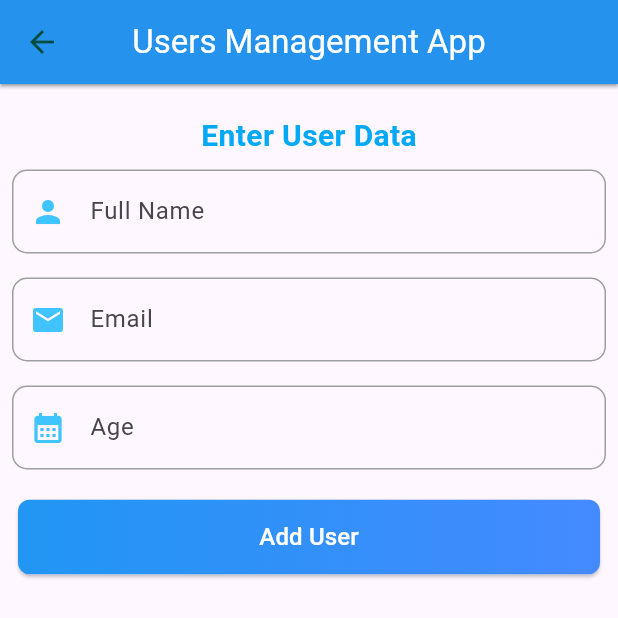
After one commit to Sprints-Flutter-Bootcamp/Users-Info, a Flutter app: the screen it shows after launch, after a tap on "Add User", on a phone screen of 412 x 824 dp, the top half of it. The commit adds this screen. Run offline on Flutter 3.47's test engine with Material 3 defaults, Android fonts, the phone set to English and light mode, and no system bars; our stand-ins replace cloud_firestore, dio, firebase_core; accounts and stored records are empty; network calls fail.

Commit message:
added firebase firestore function to add users

```diff
--- a/lib/main.dart
+++ b/lib/main.dart
@@ -1,6 +1,12 @@
 import 'package:empm/my_app.dart';
 import 'package:flutter/material.dart';
+import 'package:firebase_core/firebase_core.dart';
+import 'firebase_options.dart';
 
-void main() {
+void main() async {
+  WidgetsFlutterBinding.ensureInitialized();
+  await Firebase.initializeApp(
+    options: DefaultFirebaseOptions.currentPlatform,
+  );
   runApp(const MyApp());
 }
--- /dev/null
+++ b/lib/models/firebase/user_model_firebase.dart
@@ -0,0 +1,33 @@
+import 'package:cloud_firestore/cloud_firestore.dart';
+
+class FirebaseUser {
+  final String? name;
+  final String? email;
+  final String? age;
+
+  FirebaseUser({
+    this.name,
+    this.email,
+    this.age,
+  });
+
+  factory FirebaseUser.fromFirestore(
+    DocumentSnapshot<Map<String, dynamic>> snapshot,
+    // SnapshotOptions? options,
+  ) {
+    final data = snapshot.data();
+    return FirebaseUser(
+      name: data?['name'],
+      email: data?['email'],
+      age: data?['age'],
+    );
+  }
+
+  Map<String, dynamic> toFirestore() {
+    return {
+      if (name != null) "name": name,
+      if (email != null) "email": email,
+      if (age != null) "age": age
+    };
+  }
+}
--- a/lib/my_app.dart
+++ b/lib/my_app.dart
@@ -1,6 +1,5 @@
+import 'package:empm/views/home_page.dart';
 import 'package:flutter/material.dart';
-
-import 'views/home_page.dart';
 
 class MyApp extends StatelessWidget {
   const MyApp({super.key});
@@ -15,7 +14,7 @@ class MyApp extends StatelessWidget {
         colorScheme: ColorScheme.fromSeed(seedColor: Colors.deepPurple),
         useMaterial3: true,
       ),
-      home: const HomePage(title: 'Flutter Demo Home Page'),
+      home: const HomePage(),
     );
   }
 }
--- /dev/null
+++ b/lib/views/add_user_page.dart
@@ -0,0 +1,100 @@
+import 'package:cloud_firestore/cloud_firestore.dart';
+import 'package:empm/models/firebase/user_model_firebase.dart';
+import 'package:empm/widgets/my_app_bar.dart';
+import 'package:empm/widgets/my_button.dart';
+import 'package:empm/widgets/my_text_field.dart';
+import 'package:flutter/material.dart';
+
+class AddUserPage extends StatefulWidget {
+  const AddUserPage({super.key});
+
+  @override
+  State<AddUserPage> createState() => _AddUserPageState();
+}
+
+class _AddUserPageState extends State<AddUserPage> {
+  GlobalKey<FormState> formKey = GlobalKey<FormState>();
+  TextEditingController fullNameController = TextEditingController();
+  TextEditingController emailController = TextEditingController();
+  TextEditingController AgeController = TextEditingController();
+
+  @override
+  Widget build(BuildContext context) {
+    return Scaffold(
+      appBar: myAppBar(context, "Users Management App"),
+      body: SingleChildScrollView(
+        child: Column(
+          mainAxisAlignment: MainAxisAlignment.center,
+          crossAxisAlignment: CrossAxisAlignment.center,
+          children: [
+            const SizedBox(height: 20),
+            const Text(
+              "Enter User Data",
+              style: TextStyle(
+                  fontSize: 20,
+                  fontWeight: FontWeight.bold,
+                  color: Colors.lightBlue),
+            ),
+            Form(
+              child: Column(
+                children: [
+                  MyTextField(
+                    controller: fullNameController,
+                    label: "Full Name",
+                    labelIcon: Icons.person,
+                    isPassword: false,
+                  ),
+                  MyTextField(
+                    controller: emailController,
+                    label: "Email",
+                    labelIcon: Icons.email,
+                    isPassword: false,
+                  ),
+                  MyTextField(
+                    controller: AgeController,
+                    label: "Age",
+                    labelIcon: Icons.calendar_month,
+                    isPassword: false,
+                  ),
+                  myButton("Add User", () async {
+                    final new_user = FirebaseUser(
+                      name: fullNameController.text,
+                      email: emailController.text,
+                      age: AgeController.text,
+                    );
+
+                    var db = FirebaseFirestore.instance;
+
+                    // final docRef = db
+                    //     .collection("users")
+                    //     .withConverter(
+                    //       fromFirestore: FirebaseUser.fromFirestore,
+                    //       toFirestore: (FirebaseUser user, options) =>
+                    //           user.toFirestore(),
+                    //     )
+                    //     .doc();
+                    // await docRef.set(new_user);
+
+                    await db
+                        .collection("users")
+                        .withConverter<FirebaseUser>(
+                          fromFirestore: (snapshot, _) =>
+                              FirebaseUser.fromFirestore(snapshot),
+                          toFirestore: (FirebaseUser user, _) =>
+                              user.toFirestore(),
+                        )
+                        .add(new_user);
+
+                    fullNameController.clear();
+                    emailController.clear();
+                    AgeController.clear();
+                  }),
+                ],
+              ),
+            ),
+          ],
+        ),
+      ),
+    );
+  }
+}
--- a/lib/views/home_page.dart
+++ b/lib/views/home_page.dart
@@ -1,71 +1,51 @@
-import 'package:empm/controllers/user_service.dart';
-import 'package:empm/models/user_model.dart';
-import 'package:empm/views/user_info.dart';
+import 'package:empm/views/add_user_page.dart';
+import 'package:empm/views/users_api.dart';
+import 'package:empm/views/users_firebase.dart';
+import 'package:empm/widgets/my_app_bar.dart';
+import 'package:empm/widgets/my_button.dart';
 import 'package:flutter/material.dart';
 
-class HomePage extends StatefulWidget {
-  const HomePage({super.key, required this.title});
-  final String title;
-
-  @override
-  State<HomePage> createState() => _HomePageState();
-}
-
-class _HomePageState extends State<HomePage> {
-  List<UserModel> users = [];
-  void getUsers() async {
-    users = await UserService().getUsers();
-    setState(() {});
-  }
-
-  @override
-  void initState() {
-    super.initState();
-    getUsers();
-  }
+class HomePage extends StatelessWidget {
+  const HomePage({super.key});
 
   @override
   Widget build(BuildContext context) {
     return Scaffold(
-      // appBar: AppBar(
-      //   backgroundColor: Theme.of(context).colorScheme.inversePrimary,
-      //   title: Text(widget.title),
-      // ),
-      body: Padding(
-          padding: const EdgeInsets.all(20.0),
-          child: Column(children: [
+      appBar: myAppBar(context, "Users Management App"),
+      body: Column(
+        mainAxisAlignment: MainAxisAlignment.center,
+        crossAxisAlignment: CrossAxisAlignment.center,
+        children: [
           const Text(
-              "Users",
+            "Firebase Users",
             style: TextStyle(
-                  color: Colors.blue,
                 fontSize: 20,
-                  fontWeight: FontWeight.bold),
+                fontWeight: FontWeight.bold,
+                color: Colors.lightBlue),
           ),
-            Expanded(
-              child: Center(
-                child: ListView.builder(
-                  itemCount: users.length,
-                  itemBuilder: (context, index) => InkWell(
-                    onTap: () {
-                      Navigator.push(
-                          context,
-                          MaterialPageRoute(
-                              builder: (context) =>
-                                  UserInfo(UserData: users[index])));
-                    },
-                    child: Card(
-                      child: ListTile(
-                        leading: const Icon(Icons.person_2),
-                        title: Text(users[index].name),
-                        subtitle: Text(users[index].email),
-                        trailing: const Icon(Icons.arrow_forward_ios),
+          const SizedBox(height: 20),
+          myButton("Add User", () {
+            Navigator.push(context,
+                MaterialPageRoute(builder: (context) => const AddUserPage()));
+          }),
+          myButton("Show Firestore Users", () {
+            Navigator.push(context,
+                MaterialPageRoute(builder: (context) => const UsersFirebase()));
+          }),
+          const SizedBox(height: 20),
+          const Text(
+            "API Users",
+            style: TextStyle(
+                fontSize: 20,
+                fontWeight: FontWeight.bold,
+                color: Colors.lightBlue),
           ),
+          myButton("Show API Users", () {
+            Navigator.push(context,
+                MaterialPageRoute(builder: (context) => const UsersAPI()));
+          }),
+        ],
       ),
-                  ),
-                ),
-              ),
-            ),
-          ])),
     );
   }
 }
--- /dev/null
+++ b/lib/widgets/my_app_bar.dart
@@ -0,0 +1,29 @@
+import 'package:flutter/material.dart';
+
+// make refresh as optional
+PreferredSizeWidget myAppBar(
+  BuildContext context,
+  String appBarTitle,
+  // {VoidCallback onRefresh = () {}}
+) {
+  Color appbarBackgroundColor = Colors.blue;
+  Color appbarIconColor = Colors.white;
+  Color appbarTitleColor = Colors.white;
+  return AppBar(
+    iconTheme: IconThemeData(color: Colors.teal[900]),
+    backgroundColor: appbarBackgroundColor,
+    shadowColor: Colors.blueGrey,
+    elevation: 1,
+    centerTitle: true,
+    title: Text(
+      appBarTitle,
+      style: TextStyle(color: appbarTitleColor),
+    ),
+    // actions: [
+    //   IconButton(
+    //     icon: Icon(Icons.refresh, color: appbarIconColor), // Refresh icon
+    //     onPressed: onRefresh, // Call the refresh callback
+    //   ),
+    // ],
+  );
+}
--- /dev/null
+++ b/lib/widgets/my_button.dart
@@ -0,0 +1,36 @@
+import 'package:flutter/material.dart';
+
+Widget myButton(String buttonText, VoidCallback onTap) {
+  return Padding(
+    padding: const EdgeInsets.all(12.0),
+    child: ElevatedButton(
+      onPressed: () {
+        onTap();
+      },
+      style: ElevatedButton.styleFrom(
+        shape: RoundedRectangleBorder(
+          borderRadius: BorderRadius.circular(8),
+        ),
+        // backgroundColor: Colors.black,
+        padding: const EdgeInsets.all(0),
+      ),
+      child: Ink(
+        decoration: BoxDecoration(
+          gradient: const LinearGradient(colors: [
+            Colors.blue,
+            Colors.blueAccent
+          ]), // Apply the gradient from AppColors
+          borderRadius: BorderRadius.circular(8),
+        ),
+        child: Container(
+          constraints: const BoxConstraints(minHeight: 50),
+          alignment: Alignment.center,
+          child: Text(
+            buttonText,
+            style: const TextStyle(fontSize: 16, color: Colors.white),
+          ),
+        ),
+      ),
+    ),
+  );
+}
--- /dev/null
+++ b/lib/widgets/my_text_field.dart
@@ -0,0 +1,77 @@
+import 'package:flutter/material.dart';
+
+class MyTextField extends StatefulWidget {
+  final TextEditingController controller;
+  final String label;
+  final IconData labelIcon;
+  final String? Function(String?)? validator;
+  final bool isPassword;
+  bool obsecureText;
+
+  MyTextField(
+      {super.key,
+      required this.controller,
+      required this.label,
+      required this.labelIcon,
+      this.obsecureText = false,
+      this.validator,
+      this.isPassword = false});
+
+  @override
+  State<MyTextField> createState() => _MyTextFieldState();
+}
+
+class _MyTextFieldState extends State<MyTextField> {
+  IconData? suffixIcon = Icons.visibility_off_outlined;
+
+  void switchVisibility() {
+    widget.obsecureText = !widget.obsecureText;
+    suffixIcon = widget.obsecureText
+        ? Icons.visibility_off_outlined
+        : Icons.visibility_outlined;
+    setState(() {});
+  }
+
+  @override
+  Widget build(BuildContext context) {
+    Color myFocusColor = Colors.blueAccent;
+    Color myIconColor = Colors.lightBlueAccent;
+    return Padding(
+      padding: const EdgeInsets.all(8.0),
+      child: TextFormField(
+        controller: widget.controller,
+        decoration: InputDecoration(
+          suffixIcon: widget.isPassword
+              ? InkWell(
+                  child: Icon(suffixIcon),
+                  onTap: () => switchVisibility(),
+                )
+              : null,
+          labelText: widget.label,
+          hintText: 'Enter your ${widget.label.toLowerCase()}',
+          focusColor: myFocusColor,
+          prefixIcon: Icon(
+            widget.labelIcon,
+            color: myIconColor,
+          ),
+          border: OutlineInputBorder(
+            borderRadius: BorderRadius.circular(10),
+            borderSide: const BorderSide(width: 1, color: Colors.grey),
+          ),
+          enabledBorder: OutlineInputBorder(
+            borderRadius: BorderRadius.circular(10),
+            borderSide: const BorderSide(width: 1, color: Colors.grey),
+          ),
+          focusedBorder: OutlineInputBorder(
+            borderSide: BorderSide(
+              width: 2,
+              color: myFocusColor,
+            ),
+          ),
+        ),
+        obscureText: widget.obsecureText,
+        validator: widget.validator,
+      ),
+    );
+  }
+}
```
Also changed, not shown: lib/views/user_api_info.dart (renamed from lib/views/user_info.dart, +2 -8 lines), lib/views/users_api.dart (added, +68 -0 lines), lib/views/users_firebase.dart (added, +85 -0 lines), pubspec.yaml (+5 -18 lines), firebase.json (added), lib/controllers/firebase_service.dart (added), lib/firebase_options.dart (added), pubspec.lock, r0-image.png (added), r1-image.png, r2-image.png, r3-image.png (added), r4-image.png (added), 7 other files. Lines whose indentation alone changed are shown as unchanged.
